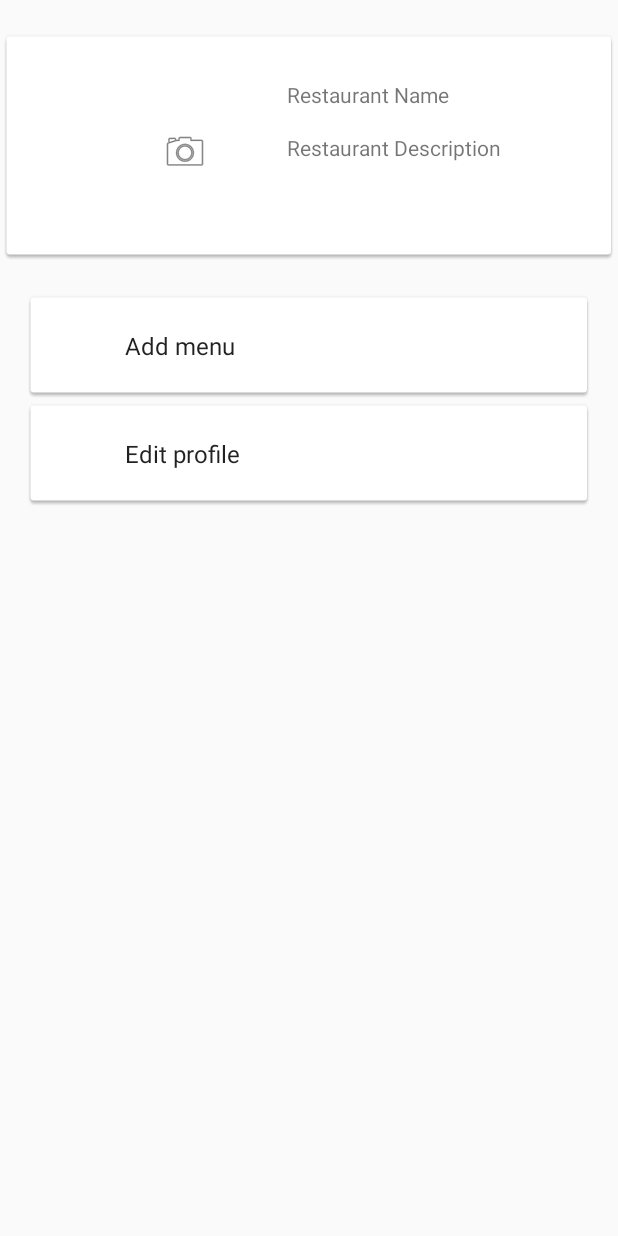
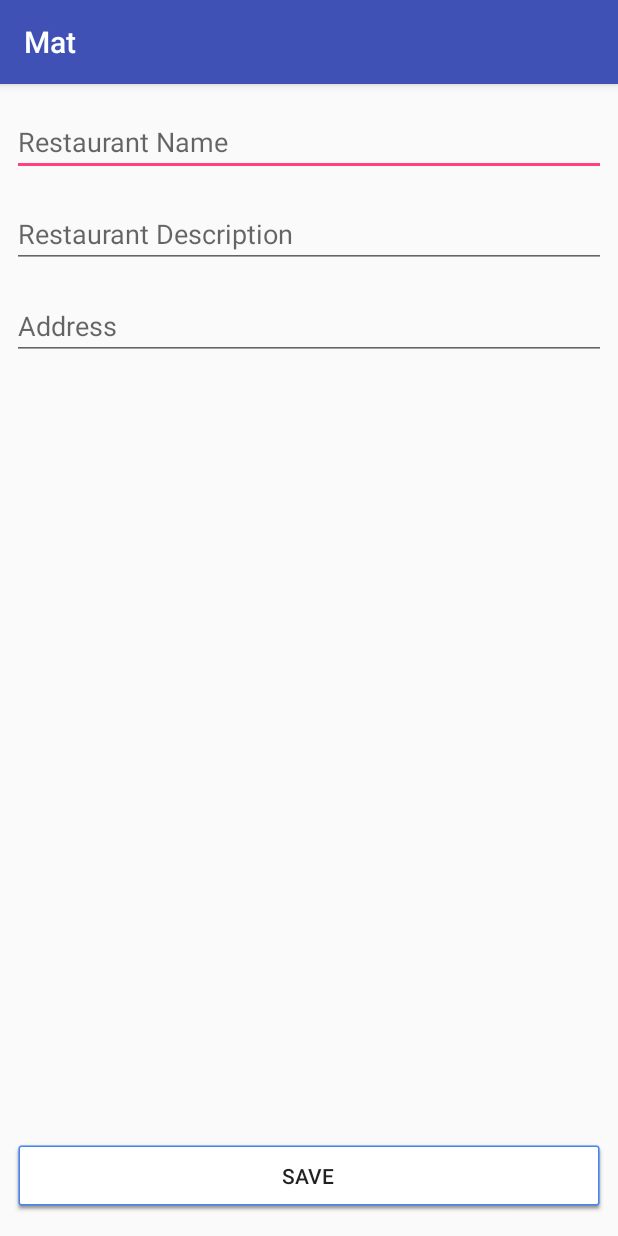
Before and after one commit to alassadi/Mat, an Android app: the RestaurantAccount screen opened directly, with no data from a screen before it, after a tap on "Edit profile", on a phone screen of 412 x 824 dp. Run offline under Robolectric (Android 15) with nearby library versions, the phone set to English and light mode, and no system bars; our stand-ins replace Firebase (no records; nobody signed in at launch, a user with empty details on screens opened directly).

Commit message:
Added restaurant main

```diff
--- a/app/build.gradle
+++ b/app/build.gradle
@@ -39,4 +39,5 @@ dependencies {
 
 
 
+
 apply plugin: 'com.google.gms.google-services'
--- a/app/src/main/AndroidManifest.xml
+++ b/app/src/main/AndroidManifest.xml
@@ -21,7 +21,8 @@
             </intent-filter>
         </activity>
         <activity android:name=".MainActivity" />
-        <activity android:name=".RestaurantAccount"></activity>
+        <activity android:name=".RestaurantAccount" />
+        <activity android:name=".EditRestaurantProfile"></activity>
     </application>
 
 </manifest>
--- /dev/null
+++ b/app/src/main/java/com/company/mat/EditRestaurantProfile.java
@@ -0,0 +1,53 @@
+package com.company.mat;
+
+import android.graphics.Bitmap;
+import android.support.v7.app.AppCompatActivity;
+import android.os.Bundle;
+import android.util.Log;
+import android.view.View;
+import android.widget.Button;
+import android.widget.EditText;
+
+import com.company.mat.Model.Restaurant;
+import com.google.firebase.auth.FirebaseAuth;
+import com.google.firebase.database.DataSnapshot;
+import com.google.firebase.database.DatabaseError;
+import com.google.firebase.database.DatabaseReference;
+import com.google.firebase.database.FirebaseDatabase;
+import com.google.firebase.database.ValueEventListener;
+
+import java.util.HashMap;
+import java.util.Map;
+
+public class EditRestaurantProfile extends AppCompatActivity {
+
+    private DatabaseReference dbref;
+    private EditText name, address, description;
+
+
+    @Override
+    protected void onCreate(Bundle savedInstanceState) {
+        super.onCreate(savedInstanceState);
+        setContentView(R.layout.activity_edit_restaurant_profile);
+
+        dbref = FirebaseDatabase.getInstance().getReference();
+
+        Button btn = findViewById(R.id.RestaurantSaveInputButton);
+        name = findViewById(R.id.editTextRestaurantName);
+        address = findViewById(R.id.editTextRestaurantAddress);
+        description = findViewById(R.id.editTextRestaurantDescription);
+
+
+        //TODO add images
+        btn.setOnClickListener(new View.OnClickListener() {
+            @Override
+            public void onClick(View view) {
+                dbref = FirebaseDatabase.getInstance().getReference().child("restaurants").child(FirebaseAuth.getInstance().getCurrentUser().getUid());
+                Restaurant restaurant = new Restaurant(name.getText().toString(), address.getText().toString(), description.getText().toString());
+                dbref.setValue(restaurant);
+
+                onBackPressed();
+            }
+        });
+    }
+}
--- a/app/src/main/java/com/company/mat/Fragments/RestaurantBannerFragment.java
+++ b/app/src/main/java/com/company/mat/Fragments/RestaurantBannerFragment.java
@@ -13,8 +13,16 @@ import android.view.View;
 import android.view.ViewGroup;
 import android.widget.ImageButton;
 import android.widget.TextView;
+import android.widget.Toast;
 
+import com.company.mat.Model.Restaurant;
 import com.company.mat.R;
+import com.google.firebase.auth.FirebaseAuth;
+import com.google.firebase.database.DataSnapshot;
+import com.google.firebase.database.DatabaseError;
+import com.google.firebase.database.DatabaseReference;
+import com.google.firebase.database.FirebaseDatabase;
+import com.google.firebase.database.ValueEventListener;
 
 import java.io.FileNotFoundException;
 
@@ -30,11 +38,14 @@ public class RestaurantBannerFragment extends Fragment {
     private ContentResolver contentResolver;
     private ImageButton imageButton;
 
+    private TextView name, description;
+    private DatabaseReference dbref;
+
     @Override
     public View onCreateView(LayoutInflater inflater, ViewGroup container, Bundle savedInstances) {
         View v = inflater.inflate(R.layout.fragment_restaurant_banner, container, false);
-        TextView name = v.findViewById(R.id.tvRestaurantName);
-        TextView description = v.findViewById(R.id.tvRestaurantDescription);
+        name = v.findViewById(R.id.tvRestaurantName);
+        description = v.findViewById(R.id.tvRestaurantDescription);
         imageButton = v.findViewById(R.id.profilePicture);
 
         contentResolver = v.getContext().getContentResolver();
@@ -47,10 +58,34 @@ public class RestaurantBannerFragment extends Fragment {
             }
         });
 
-        Log.w("OnCreateView", "RestaurantFragment Inflated");
+        dbref = FirebaseDatabase.getInstance().getReference()
+                .child("restaurants").child(FirebaseAuth.getInstance().getCurrentUser().getUid());
 
+        ValueEventListener postListener = new ValueEventListener() {
+            @Override
+            public void onDataChange(DataSnapshot dataSnapshot) {
+                Restaurant restaurant = dataSnapshot.getValue(Restaurant.class);
+                if (restaurant != null) {
+                    name.setText(restaurant.getName());
+                    description.setText(restaurant.getDescription());
+//                    if (restaurant.getImage()!=null){
+//                        imageButton.setImageBitmap(restaurant.getImage());
+//                    }
+                } else {
+                    Toast.makeText(getContext(), "Restaurant is null", Toast.LENGTH_SHORT).show();
+                }
+            }
+
+            @Override
+            public void onCancelled(DatabaseError databaseError) {
+                // log a message
+                Log.w(" ", "loadPost:onCancelled", databaseError.toException());
+            }
+        };
+        dbref.addValueEventListener(postListener);
         return v;
     }
+
 
 
     @Override
@@ -65,7 +100,8 @@ public class RestaurantBannerFragment extends Fragment {
                         Bitmap image = decodeUri(selectedImage);
 
                         imageButton.setImageBitmap(image);
-
+                        dbref = FirebaseDatabase.getInstance().getReference();
+                        dbref.child("restaurants").child(FirebaseAuth.getInstance().getCurrentUser().getUid()).child("image").setValue(image);
                     } catch (Exception e) {
                         Log.e("Picture selection", e.getMessage());
                     }
--- a/app/src/main/java/com/company/mat/RestaurantAccount.java
+++ b/app/src/main/java/com/company/mat/RestaurantAccount.java
@@ -1,5 +1,6 @@
 package com.company.mat;
 
+import android.content.Intent;
 import android.support.v4.app.FragmentActivity;
 import android.support.v4.app.FragmentManager;
 import android.support.v4.app.FragmentTransaction;
@@ -36,5 +37,9 @@ public class RestaurantAccount extends FragmentActivity implements ItemFragment.
     @Override
     public void onListFragmentInteraction(ListItem item) {
         Toast.makeText(this, "Hello there.", Toast.LENGTH_SHORT).show();
+
+        if (item.getEntry().equalsIgnoreCase("Edit profile")) {
+            startActivity(new Intent(this, EditRestaurantProfile.class));
+        }
     }
 }
--- /dev/null
+++ b/app/src/main/res/layout/activity_edit_restaurant_profile.xml
@@ -0,0 +1,63 @@
+<?xml version="1.0" encoding="utf-8"?>
+<android.support.constraint.ConstraintLayout xmlns:android="http://schemas.android.com/apk/res/android"
+    xmlns:app="http://schemas.android.com/apk/res-auto"
+    xmlns:tools="http://schemas.android.com/tools"
+    android:layout_width="match_parent"
+    android:layout_height="match_parent"
+    tools:context="com.company.mat.EditRestaurantProfile">
+
+    <EditText
+        android:id="@+id/editTextRestaurantName"
+        android:layout_width="0dp"
+        android:layout_height="wrap_content"
+        android:layout_marginEnd="8dp"
+        android:layout_marginStart="8dp"
+        android:layout_marginTop="16dp"
+        android:ems="10"
+        android:hint="@string/restaurantName"
+        android:inputType="textPersonName"
+        app:layout_constraintEnd_toEndOf="parent"
+        app:layout_constraintStart_toStartOf="parent"
+        app:layout_constraintTop_toTopOf="parent" />
+
+    <EditText
+        android:id="@+id/editTextRestaurantDescription"
+        android:layout_width="0dp"
+        android:layout_height="wrap_content"
+        android:layout_marginEnd="8dp"
+        android:layout_marginStart="8dp"
+        android:layout_marginTop="16dp"
+        android:ems="10"
+        android:hint="@string/restaurantDescription"
+        android:inputType="text"
+        app:layout_constraintEnd_toEndOf="parent"
+        app:layout_constraintStart_toStartOf="parent"
+        app:layout_constraintTop_toBottomOf="@+id/editTextRestaurantName" />
+
+    <EditText
+        android:id="@+id/editTextRestaurantAddress"
+        android:layout_width="0dp"
+        android:layout_height="wrap_content"
+        android:layout_marginEnd="8dp"
+        android:layout_marginStart="8dp"
+        android:layout_marginTop="16dp"
+        android:ems="10"
+        android:hint="@string/restaurantAddress"
+        android:inputType="text"
+        app:layout_constraintEnd_toEndOf="parent"
+        app:layout_constraintStart_toStartOf="parent"
+        app:layout_constraintTop_toBottomOf="@+id/editTextRestaurantDescription" />
+
+    <Button
+        android:id="@+id/RestaurantSaveInputButton"
+        android:layout_width="0dp"
+        android:layout_height="wrap_content"
+        android:layout_marginBottom="16dp"
+        android:layout_marginEnd="8dp"
+        android:layout_marginStart="8dp"
+        android:background="@drawable/common_google_signin_btn_icon_dark_normal_background"
+        android:text="@string/saveInput"
+        app:layout_constraintBottom_toBottomOf="parent"
+        app:layout_constraintEnd_toEndOf="parent"
+        app:layout_constraintStart_toStartOf="parent" />
+</android.support.constraint.ConstraintLayout>
--- a/app/src/main/res/values/strings.xml
+++ b/app/src/main/res/values/strings.xml
@@ -9,13 +9,12 @@
     <string name="auth_failed">Authentication failed</string>
     <string name="emailpassword_status_fmt">Email User: %1$s (verified: %2$b)</string>
     <string name="signed_out">Signed Out</string>
+    <string name="saveInput">Save</string>
 
 
     <!-- Restaurant part-->
     <string name="profPicture">Profile Picture</string>
     <string name="restaurantName">Restaurant Name</string>
     <string name="restaurantDescription">Restaurant Description</string>
-
-    <!-- TODO: Remove or change this placeholder text -->
-    <string name="hello_blank_fragment">Hello blank fragment</string>
+    <string name="restaurantAddress">Address</string>
 </resources>
```
Also changed, not shown: app/src/main/java/com/company/mat/Model/Restaurant.java (added, +64 -0 lines).
